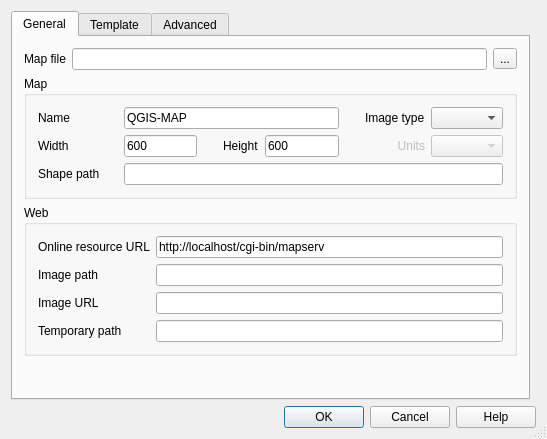
This is ui/mapfileexportdlg.ui in faunalia/rt_mapserver_exporter as Qt 5 draws it before an edit. The edited form follows.
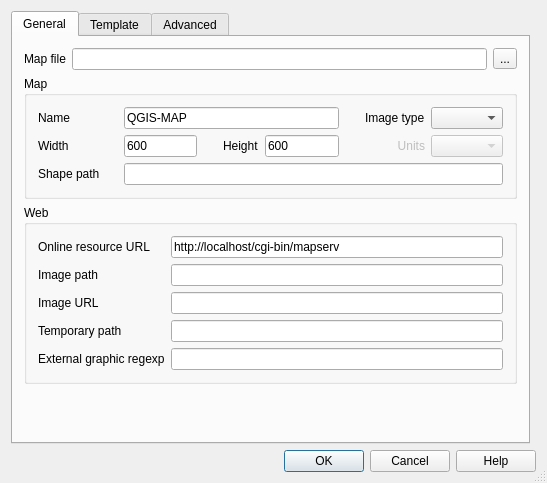
This is the edited form.

Commit message: added support to maps.web.validation block for sld_external_graphic regexp

```diff
--- a/ui/mapfileexportdlg.ui
+++ b/ui/mapfileexportdlg.ui
@@ -8,7 +8,7 @@
     <x>0</x>
     <y>0</y>
     <width>547</width>
-    <height>439</height>
+    <height>483</height>
    </rect>
   </property>
   <property name="windowTitle">
@@ -304,6 +304,35 @@
             </property>
            </widget>
           </item>
+          <item row="4" column="0">
+           <widget class="QLabel" name="label6_7">
+            <property name="minimumSize">
+             <size>
+              <width>80</width>
+              <height>0</height>
+             </size>
+            </property>
+            <property name="toolTip">
+             <string extracomment="Validation block regexp to allow external graphic use"/>
+            </property>
+            <property name="text">
+             <string>External graphic regexp</string>
+            </property>
+            <property name="buddy">
+             <cstring>txtMapServerUrl</cstring>
+            </property>
+           </widget>
+          </item>
+          <item row="4" column="1">
+           <widget class="QLineEdit" name="txtExternalGraphicRegexp">
+            <property name="toolTip">
+             <string/>
+            </property>
+            <property name="text">
+             <string notr="true"/>
+            </property>
+           </widget>
+          </item>
           <item row="2" column="0">
            <widget class="QLabel" name="label6_6">
             <property name="minimumSize">
```
The commit also changes 2 other files.
